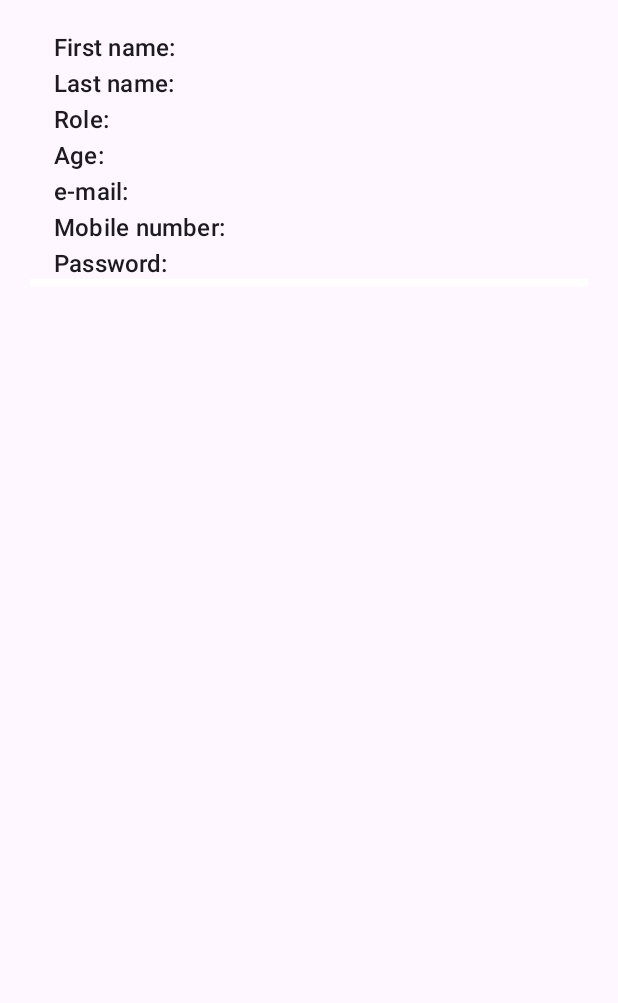
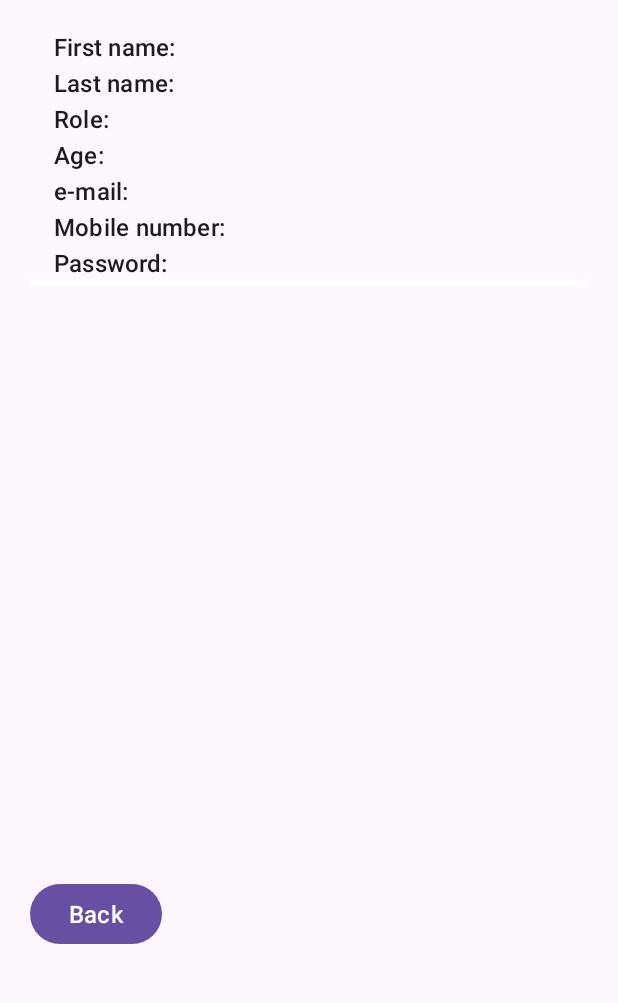
Before and after one commit to juheejulia/EmployeeListView, an Android app: the EmployeeActivity screen opened directly, with no data from a screen before it, on a phone screen of 412 x 824 dp, the part 159-1162 px from its top. Run offline under Robolectric (Android 15) with nearby library versions, the phone set to English and light mode, and no system bars.

Commit message:
add back button on EmployeeActivity.java

```diff
--- a/app/src/main/res/layout/activity_emloyee.xml
+++ b/app/src/main/res/layout/activity_emloyee.xml
@@ -41,4 +41,14 @@
         android:orientation="horizontal"
         app:layout_constraintGuide_percent="0.9"/>
 
+    <Button
+        android:id="@+id/btn_back"
+        android:layout_width="wrap_content"
+        android:layout_height="wrap_content"
+        android:layout_marginBottom="2dp"
+        android:text="@string/btn_back"
+        android:textSize="@dimen/font_small"
+        app:layout_constraintBottom_toTopOf="@+id/guideline"
+        app:layout_constraintStart_toStartOf="@+id/listViewEmployees" />
+
 </androidx.constraintlayout.widget.ConstraintLayout>
```
